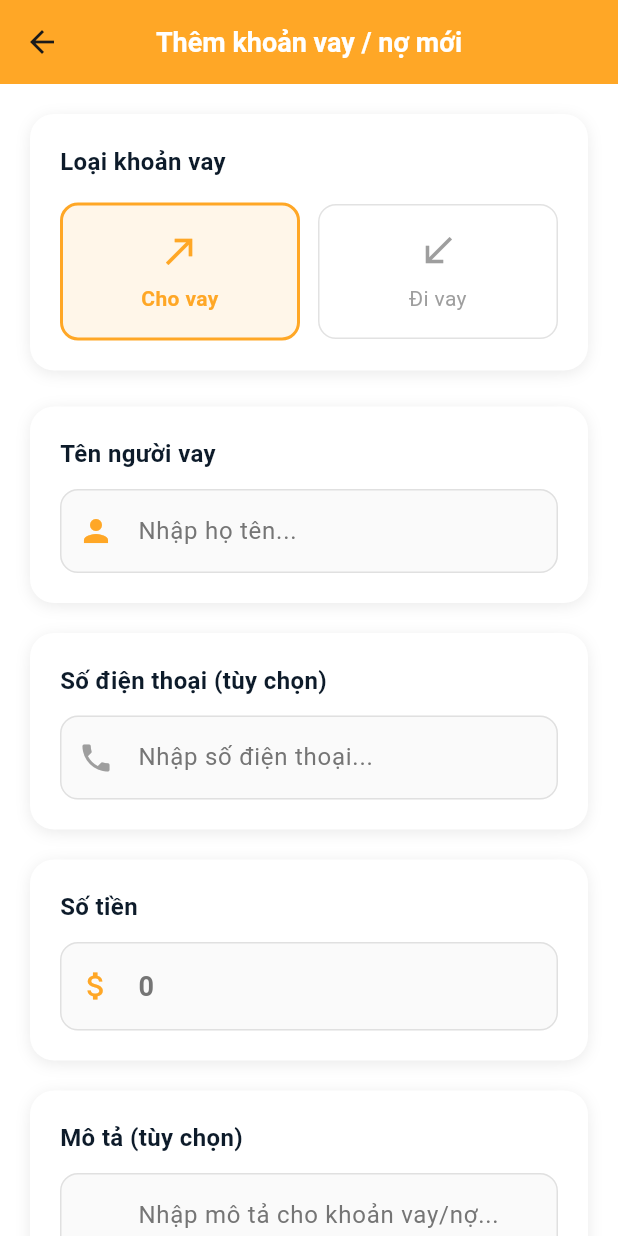
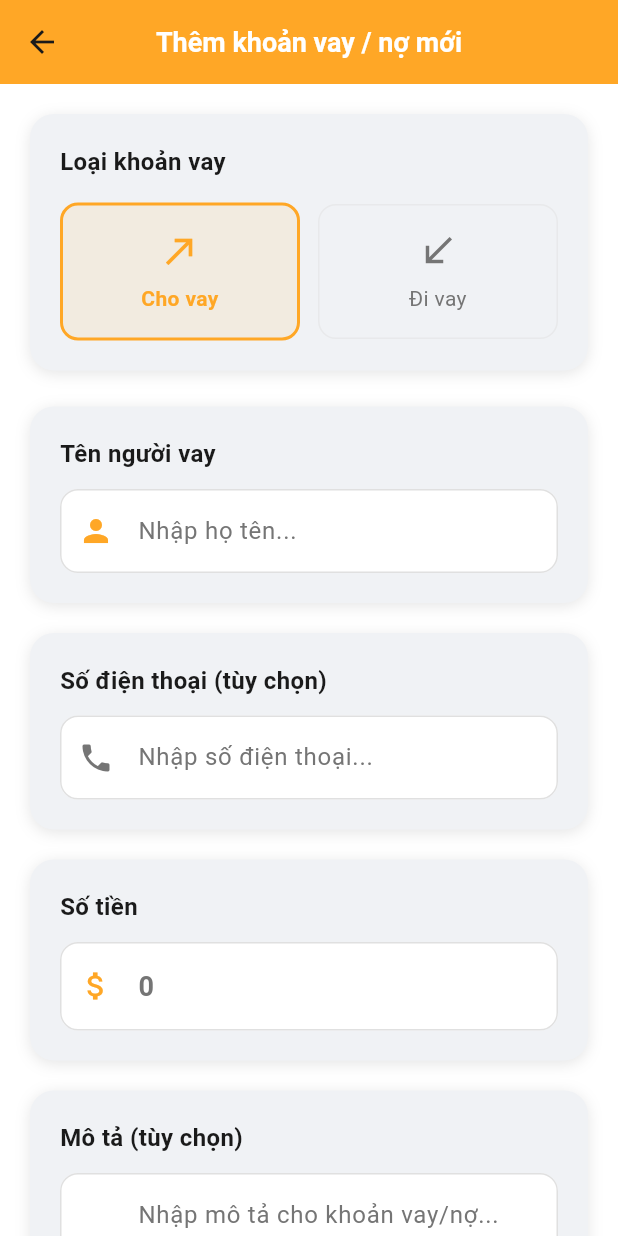
Before and after one commit to HaoAboutMe/DACN-FlutterApp-QLCT, a Flutter app: the AddLoanPage screen opened directly, on a phone screen of 412 x 824 dp. Run offline on Flutter 3.47's test engine with Material 3 defaults, Android fonts, the phone set to English and light mode, and no system bars; our stand-ins replace shared_preferences, sqflite; accounts and stored records are empty.

Commit message:
Add DarkMode to Add_Loan_Page.dart

```diff
--- a/lib/screens/add_loan/add_loan_page.dart
+++ b/lib/screens/add_loan/add_loan_page.dart
@@ -1,11 +1,9 @@
 import 'package:flutter/material.dart';
 import 'package:flutter/services.dart';
-import 'package:intl/intl.dart';
 import '../../database/database_helper.dart';
 import '../../models/loan.dart';
 import '../../models/transaction.dart' as transaction_model;
 import '../../utils/currency_formatter.dart';
-import '../home/home_colors.dart';
 
 class AddLoanPage extends StatefulWidget {
   final String? preselectedType;
@@ -271,8 +269,11 @@ class _AddLoanPageState extends State<AddLoanPage>
 
   @override
   Widget build(BuildContext context) {
+    final theme = Theme.of(context);
+    final colorScheme = theme.colorScheme;
+
     return Scaffold(
-      backgroundColor: HomeColors.background,
+      backgroundColor: colorScheme.surface,
       resizeToAvoidBottomInset: true, // Enable automatic screen resize for keyboard
       appBar: AppBar(
         title: const Text(
@@ -329,14 +330,17 @@ class _AddLoanPageState extends State<AddLoanPage>
   }
 
   Widget _buildTypeSelector() {
+    final theme = Theme.of(context);
+    final colorScheme = theme.colorScheme;
+
     return Container(
       padding: const EdgeInsets.all(20),
       decoration: BoxDecoration(
-        color: HomeColors.cardBackground,
+        color: colorScheme.surfaceContainerHighest,
         borderRadius: BorderRadius.circular(16),
         boxShadow: [
           BoxShadow(
-            color: HomeColors.cardShadow,
+            color: colorScheme.shadow.withValues(alpha: 0.1),
             blurRadius: 8,
             offset: const Offset(0, 2),
           ),
@@ -345,12 +349,12 @@ class _AddLoanPageState extends State<AddLoanPage>
       child: Column(
         crossAxisAlignment: CrossAxisAlignment.start,
         children: [
-          const Text(
+          Text(
             'Loại khoản vay',
             style: TextStyle(
               fontSize: 16,
               fontWeight: FontWeight.bold,
-              color: HomeColors.textPrimary,
+              color: colorScheme.onSurface,
             ),
           ),
           const SizedBox(height: 16),
@@ -367,6 +371,8 @@ class _AddLoanPageState extends State<AddLoanPage>
   }
 
   Widget _buildTypeButton(String type, String label, IconData icon) {
+    final theme = Theme.of(context);
+    final colorScheme = theme.colorScheme;
     final isSelected = _selectedType == type;
     final color = _getTypeColor(type);
 
@@ -379,7 +385,7 @@ class _AddLoanPageState extends State<AddLoanPage>
           color: isSelected ? color.withValues(alpha: 0.1) : Colors.transparent,
           borderRadius: BorderRadius.circular(12),
           border: Border.all(
-            color: isSelected ? color : Colors.grey.withValues(alpha: 0.3),
+            color: isSelected ? color : colorScheme.outline.withValues(alpha: 0.5),
             width: isSelected ? 2 : 1,
           ),
         ),
@@ -387,14 +393,14 @@ class _AddLoanPageState extends State<AddLoanPage>
           children: [
             Icon(
               icon,
-              color: isSelected ? color : Colors.grey,
+              color: isSelected ? color : colorScheme.onSurfaceVariant,
               size: 28,
             ),
             const SizedBox(height: 8),
             Text(
               label,
               style: TextStyle(
-                color: isSelected ? color : Colors.grey,
+                color: isSelected ? color : colorScheme.onSurfaceVariant,
                 fontWeight: isSelected ? FontWeight.bold : FontWeight.normal,
                 fontSize: 14,
               ),
@@ -407,14 +413,17 @@ class _AddLoanPageState extends State<AddLoanPage>
   }
 
   Widget _buildPersonNameField() {
+    final theme = Theme.of(context);
+    final colorScheme = theme.colorScheme;
+
     return Container(
       padding: const EdgeInsets.all(20),
       decoration: BoxDecoration(
-        color: HomeColors.cardBackground,
+        color: colorScheme.surfaceContainerHighest,
         borderRadius: BorderRadius.circular(16),
         boxShadow: [
           BoxShadow(
-            color: HomeColors.cardShadow,
+            color: colorScheme.shadow.withValues(alpha: 0.1),
             blurRadius: 8,
             offset: const Offset(0, 2),
           ),
@@ -425,10 +434,10 @@ class _AddLoanPageState extends State<AddLoanPage>
         children: [
           Text(
             _selectedType == 'lend' ? 'Tên người vay' : 'Tên người cho vay',
-            style: const TextStyle(
+            style: TextStyle(
               fontSize: 16,
               fontWeight: FontWeight.bold,
-              color: HomeColors.textPrimary,
+              color: colorScheme.onSurface,
             ),
           ),
           const SizedBox(height: 12),
@@ -436,21 +445,23 @@ class _AddLoanPageState extends State<AddLoanPage>
             controller: _personNameController,
             decoration: InputDecoration(
               hintText: 'Nhập họ tên...',
+              hintStyle: TextStyle(color: colorScheme.onSurfaceVariant),
               prefixIcon: Icon(
                 Icons.person,
                 color: _getTypeColor(_selectedType),
               ),
               border: OutlineInputBorder(
                 borderRadius: BorderRadius.circular(12),
-                borderSide: BorderSide(color: Colors.grey.withValues(alpha: 0.3)),
+                borderSide: BorderSide(color: colorScheme.outline.withValues(alpha: 0.5)),
               ),
               focusedBorder: OutlineInputBorder(
                 borderRadius: BorderRadius.circular(12),
                 borderSide: BorderSide(color: _getTypeColor(_selectedType), width: 2),
               ),
               filled: true,
-              fillColor: Colors.grey.withValues(alpha: 0.05),
+              fillColor: colorScheme.surface,
             ),
+            style: TextStyle(color: colorScheme.onSurface),
             validator: (value) {
               if (value == null || value.trim().isEmpty) {
                 return 'Vui lòng nhập tên người ${_selectedType == 'lend' ? 'vay' : 'cho vay'}';
@@ -464,14 +475,17 @@ class _AddLoanPageState extends State<AddLoanPage>
   }
 
   Widget _buildPersonPhoneField() {
+    final theme = Theme.of(context);
+    final colorScheme = theme.colorScheme;
+
     return Container(
       padding: const EdgeInsets.all(20),
       decoration: BoxDecoration(
-        color: HomeColors.cardBackground,
+        color: colorScheme.surfaceContainerHighest,
         borderRadius: BorderRadius.circular(16),
         boxShadow: [
           BoxShadow(
-            color: HomeColors.cardShadow,
+            color: colorScheme.shadow.withValues(alpha: 0.1),
             blurRadius: 8,
             offset: const Offset(0, 2),
           ),
@@ -480,12 +494,12 @@ class _AddLoanPageState extends State<AddLoanPage>
       child: Column(
         crossAxisAlignment: CrossAxisAlignment.start,
         children: [
-          const Text(
+          Text(
             'Số điện thoại (tùy chọn)',
             style: TextStyle(
               fontSize: 16,
               fontWeight: FontWeight.bold,
-              color: HomeColors.textPrimary,
+              color: colorScheme.onSurface,
             ),
           ),
           const SizedBox(height: 12),
@@ -494,18 +508,20 @@ class _AddLoanPageState extends State<AddLoanPage>
             keyboardType: TextInputType.phone,
             decoration: InputDecoration(
               hintText: 'Nhập số điện thoại...',
-              prefixIcon: const Icon(Icons.phone, color: Colors.grey),
+              hintStyle: TextStyle(color: colorScheme.onSurfaceVariant),
+              prefixIcon: Icon(Icons.phone, color: colorScheme.onSurfaceVariant),
               border: OutlineInputBorder(
                 borderRadius: BorderRadius.circular(12),
-                borderSide: BorderSide(color: Colors.grey.withValues(alpha: 0.3)),
+                borderSide: BorderSide(color: colorScheme.outline.withValues(alpha: 0.5)),
               ),
               focusedBorder: OutlineInputBorder(
                 borderRadius: BorderRadius.circular(12),
-                borderSide: const BorderSide(color: HomeColors.primary, width: 2),
+                borderSide: BorderSide(color: colorScheme.primary, width: 2),
               ),
               filled: true,
-              fillColor: Colors.grey.withValues(alpha: 0.05),
+              fillColor: colorScheme.surface,
             ),
+            style: TextStyle(color: colorScheme.onSurface),
           ),
         ],
       ),
@@ -513,14 +529,17 @@ class _AddLoanPageState extends State<AddLoanPage>
   }
 
   Widget _buildAmountField() {
+    final theme = Theme.of(context);
+    final colorScheme = theme.colorScheme;
+
     return Container(
       padding: const EdgeInsets.all(20),
       decoration: BoxDecoration(
-        color: HomeColors.cardBackground,
+        color: colorScheme.surfaceContainerHighest,
         borderRadius: BorderRadius.circular(16),
         boxShadow: [
           BoxShadow(
-            color: HomeColors.cardShadow,
+            color: colorScheme.shadow.withValues(alpha: 0.1),
             blurRadius: 8,
             offset: const Offset(0, 2),
           ),
@@ -529,12 +548,12 @@ class _AddLoanPageState extends State<AddLoanPage>
       child: Column(
         crossAxisAlignment: CrossAxisAlignment.start,
         children: [
-          const Text(
+          Text(
             'Số tiền',
             style: TextStyle(
               fontSize: 16,
               fontWeight: FontWeight.bold,
-              color: HomeColors.textPrimary,
+              color: colorScheme.onSurface,
             ),
           ),
           const SizedBox(height: 12),
@@ -547,21 +566,23 @@ class _AddLoanPageState extends State<AddLoanPage>
             ],
             decoration: InputDecoration(
               hintText: '0',
+              hintStyle: TextStyle(color: colorScheme.onSurfaceVariant),
               suffixText: 'đ',
+              suffixStyle: TextStyle(color: colorScheme.onSurfaceVariant),
               prefixIcon: Icon(
                 Icons.attach_money,
                 color: _getTypeColor(_selectedType),
               ),
               border: OutlineInputBorder(
                 borderRadius: BorderRadius.circular(12),
-                borderSide: BorderSide(color: Colors.grey.withValues(alpha: 0.3)),
+                borderSide: BorderSide(color: colorScheme.outline.withValues(alpha: 0.5)),
               ),
               focusedBorder: OutlineInputBorder(
                 borderRadius: BorderRadius.circular(12),
                 borderSide: BorderSide(color: _getTypeColor(_selectedType), width: 2),
               ),
               filled: true,
-              fillColor: Colors.grey.withValues(alpha: 0.05),
+              fillColor: colorScheme.surface,
             ),
             style: TextStyle(
               fontSize: 18,
@@ -586,14 +607,17 @@ class _AddLoanPageState extends State<AddLoanPage>
   }
 
   Widget _buildDateSelectors() {
+    final theme = Theme.of(context);
+    final colorScheme = theme.colorScheme;
+
     return Container(
       padding: const EdgeInsets.all(20),
       decoration: BoxDecoration(
-        color: HomeColors.cardBackground,
+        color: colorScheme.surfaceContainerHighest,
         borderRadius: BorderRadius.circular(16),
         boxShadow: [
           BoxShadow(
-            color: HomeColors.cardShadow,
+            color: colorScheme.shadow.withValues(alpha: 0.1),
             blurRadius: 8,
             offset: const Offset(0, 2),
           ),
@@ -602,12 +626,12 @@ class _AddLoanPageState extends State<AddLoanPage>
       child: Column(
         crossAxisAlignment: CrossAxisAlignment.start,
         children: [
-          const Text(
+          Text(
             'Thông tin thời gian',
             style: TextStyle(
               fontSize: 16,
               fontWeight: FontWeight.bold,
-              color: HomeColors.textPrimary,
+              color: colorScheme.onSurface,
             ),
           ),
           const SizedBox(height: 16),
@@ -617,35 +641,35 @@ class _AddLoanPageState extends State<AddLoanPage>
             child: Container(
               padding: const EdgeInsets.symmetric(vertical: 16, horizontal: 12),
               decoration: BoxDecoration(
-                border: Border.all(color: Colors.grey.withValues(alpha: 0.3)),
+                border: Border.all(color: colorScheme.outline.withValues(alpha: 0.5)),
                 borderRadius: BorderRadius.circular(12),
-                color: Colors.grey.withValues(alpha: 0.05),
+                color: colorScheme.surface,
               ),
               child: Row(
                 children: [
-                  const Icon(Icons.calendar_today, color: Colors.grey),
+                  Icon(Icons.calendar_today, color: colorScheme.onSurfaceVariant),
                   const SizedBox(width: 12),
                   Column(
                     crossAxisAlignment: CrossAxisAlignment.start,
                     children: [
-                      const Text(
+                      Text(
                         'Ngày vay',
                         style: TextStyle(
                           fontSize: 12,
-                          color: Colors.grey,
+                          color: colorScheme.onSurfaceVariant,
                         ),
                       ),
                       Text(
                         '${_loanDate.day}/${_loanDate.month}/${_loanDate.year}',
-                        style: const TextStyle(
+                        style: TextStyle(
                           fontSize: 16,
-                          color: HomeColors.textPrimary,
+                          color: colorScheme.onSurface,
                         ),
                       ),
                     ],
                   ),
                   const Spacer(),
-                  const Icon(Icons.arrow_drop_down, color: Colors.grey),
+                  Icon(Icons.arrow_drop_down, color: colorScheme.onSurfaceVariant),
                 ],
               ),
             ),
@@ -657,22 +681,22 @@ class _AddLoanPageState extends State<AddLoanPage>
             child: Container(
               padding: const EdgeInsets.symmetric(vertical: 16, horizontal: 12),
               decoration: BoxDecoration(
-                border: Border.all(color: Colors.grey.withValues(alpha: 0.3)),
+                border: Border.all(color: colorScheme.outline.withValues(alpha: 0.5)),
                 borderRadius: BorderRadius.circular(12),
-                color: Colors.grey.withValues(alpha: 0.05),
+                color: colorScheme.surface,
               ),
               child: Row(
                 children: [
-                  const Icon(Icons.event, color: Colors.grey),
+                  Icon(Icons.event, color: colorScheme.onSurfaceVariant),
                   const SizedBox(width: 12),
                   Column(
                     crossAxisAlignment: CrossAxisAlignment.start,
                     children: [
-                      const Text(
+                      Text(
                         'Hạn trả (tùy chọn)',
                         style: TextStyle(
                           fontSize: 12,
-                          color: Colors.grey,
+                          color: colorScheme.onSurfaceVariant,
                         ),
                       ),
                       Text(
@@ -681,7 +705,7 @@ class _AddLoanPageState extends State<AddLoanPage>
                             : 'Chưa đặt hạn trả',
                         style: TextStyle(
                           fontSize: 16,
-                          color: _dueDate != null ? HomeColors.textPrimary : Colors.grey,
+                          color: _dueDate != null ? colorScheme.onSurface : colorScheme.onSurfaceVariant,
                         ),
                       ),
                     ],
@@ -690,10 +714,10 @@ class _AddLoanPageState extends State<AddLoanPage>
                   if (_dueDate != null)
                     GestureDetector(
                       onTap: () => setState(() => _dueDate = null),
-                      child: const Icon(Icons.clear, color: Colors.grey, size: 20),
+                      child: Icon(Icons.clear, color: colorScheme.onSurfaceVariant, size: 20),
                     ),
                   const SizedBox(width: 8),
-                  const Icon(Icons.arrow_drop_down, color: Colors.grey),
+                  Icon(Icons.arrow_drop_down, color: colorScheme.onSurfaceVariant),
                 ],
               ),
             ),
@@ -704,14 +728,17 @@ class _AddLoanPageState extends State<AddLoanPage>
   }
 
   Widget _buildDescriptionField() {
+    final theme = Theme.of(context);
+    final colorScheme = theme.colorScheme;
+
     return Container(
       padding: const EdgeInsets.all(20),
       decoration: BoxDecoration(
-        color: HomeColors.cardBackground,
+        color: colorScheme.surfaceContainerHighest,
         borderRadius: BorderRadius.circular(16),
         boxShadow: [
           BoxShadow(
-            color: HomeColors.cardShadow,
+            color: colorScheme.shadow.withValues(alpha: 0.1),
             blurRadius: 8,
             offset: const Offset(0, 2),
           ),
@@ -720,12 +747,12 @@ class _AddLoanPageState extends State<AddLoanPage>
       child: Column(
         crossAxisAlignment: CrossAxisAlignment.start,
         children: [
-          const Text(
+          Text(
             'Mô tả (tùy chọn)',
             style: TextStyle(
               fontSize: 16,
               fontWeight: FontWeight.bold,
-              color: HomeColors.textPrimary,
+              color: colorScheme.onSurface,
             ),
           ),
           const SizedBox(height: 12),
@@ -734,18 +761,20 @@ class _AddLoanPageState extends State<AddLoanPage>
             maxLines: 3,
             decoration: InputDecoration(
               hintText: 'Nhập mô tả cho khoản vay/nợ...',
-              prefixIcon: const Icon(Icons.description, color: Colors.grey),
+              hintStyle: TextStyle(color: colorScheme.onSurfaceVariant),
+              prefixIcon: Icon(Icons.description, color: colorScheme.onSurfaceVariant),
               border: OutlineInputBorder(
                 borderRadius: BorderRadius.circular(12),
-                borderSide: BorderSide(color: Colors.grey.withValues(alpha: 0.3)),
+                borderSide: BorderSide(color: colorScheme.outline.withValues(alpha: 0.5)),
               ),
               focusedBorder: OutlineInputBorder(
                 borderRadius: BorderRadius.circular(12),
-                borderSide: const BorderSide(color: HomeColors.primary, width: 2),
+                borderSide: BorderSide(color: colorScheme.primary, width: 2),
               ),
               filled: true,
-              fillColor: Colors.grey.withValues(alpha: 0.05),
+              fillColor: colorScheme.surface,
             ),
+            style: TextStyle(color: colorScheme.onSurface),
           ),
         ],
       ),
@@ -753,14 +782,17 @@ class _AddLoanPageState extends State<AddLoanPage>
   }
 
   Widget _buildOldDebtToggle() {
+    final theme = Theme.of(context);
+    final colorScheme = theme.colorScheme;
+
     return Container(
       padding: const EdgeInsets.all(20),
       decoration: BoxDecoration(
-        color: HomeColors.cardBackground,
+        color: colorScheme.surfaceContainerHighest,
         borderRadius: BorderRadius.circular(16),
         boxShadow: [
           BoxShadow(
-            color: HomeColors.cardShadow,
+            color: colorScheme.shadow.withValues(alpha: 0.1),
             blurRadius: 8,
             offset: const Offset(0, 2),
           ),
@@ -769,21 +801,22 @@ class _AddLoanPageState extends State<AddLoanPage>
       child: Column(
         crossAxisAlignment: CrossAxisAlignment.start,
         children: [
-          const Text(
+          Text(
             'Loại khoản vay',
             style: TextStyle(
               fontSize: 16,
               fontWeight: FontWeight.bold,
-              color: HomeColors.textPrimary,
+              color: colorScheme.onSurface,
             ),
           ),
           const SizedBox(height: 12),
           SwitchListTile(
             title: Text(
               _isOldDebt ? 'Khoản vay cũ (trước khi dùng app)' : 'Khoản vay mới',
-              style: const TextStyle(
+              style: TextStyle(
                 fontSize: 14,
                 fontWeight: FontWeight.w500,
+                color: colorScheme.onSurface,
               ),
             ),
             subtitle: Text(
@@ -792,7 +825,7 @@ class _AddLoanPageState extends State<AddLoanPage>
                   : 'Tạo giao dịch mới và cập nhật số dư',
               style: TextStyle(
                 fontSize: 12,
-                color: Colors.grey[600],
+                color: colorScheme.onSurfaceVariant,
               ),
             ),
             value: _isOldDebt,
@@ -809,14 +842,17 @@ class _AddLoanPageState extends State<AddLoanPage>
   }
 
   Widget _buildReminderSettings() {
+    final theme = Theme.of(context);
+    final colorScheme = theme.colorScheme;
+
     return Container(
       padding: const EdgeInsets.all(20),
       decoration: BoxDecoration(
-        color: HomeColors.cardBackground,
+        color: colorScheme.surfaceContainerHighest,
         borderRadius: BorderRadius.circular(16),
         boxShadow: [
           BoxShadow(
-            color: HomeColors.cardShadow,
+            color: colorScheme.shadow.withValues(alpha: 0.1),
             blurRadius: 8,
             offset: const Offset(0, 2),
           ),
@@ -825,12 +861,12 @@ class _AddLoanPageState extends State<AddLoanPage>
       child: Column(
         crossAxisAlignment: CrossAxisAlignment.start,
         children: [
-          const Text(
+          Text(
             'Cài đặt nhắc nhở',
             style: TextStyle(
               fontSize: 16,
               fontWeight: FontWeight.bold,
-              color: HomeColors.textPrimary,
+              color: colorScheme.onSurface,
             ),
           ),
           const SizedBox(height: 12),
@@ -849,11 +885,11 @@ class _AddLoanPageState extends State<AddLoanPage>
           ),
           if (_reminderEnabled) ...[
             const SizedBox(height: 12),
-            const Text(
+            Text(
               'Nhắc trước (ngày):',
               style: TextStyle(
                 fontSize: 14,
-                color: HomeColors.textPrimary,
+                color: colorScheme.onSurface,
               ),
             ),
             const SizedBox(height: 8),
@@ -875,7 +911,7 @@ class _AddLoanPageState extends State<AddLoanPage>
                           border: Border.all(
                             color: isSelected
                                 ? _getTypeColor(_selectedType)
-                                : Colors.grey.withValues(alpha: 0.3),
+                                : colorScheme.outline.withValues(alpha: 0.5),
                           ),
                         ),
                         child: Text(
@@ -884,7 +920,7 @@ class _AddLoanPageState extends State<AddLoanPage>
                           style: TextStyle(
                             color: isSelected
                                 ? _getTypeColor(_selectedType)
-                                : Colors.grey,
+                                : colorScheme.onSurfaceVariant,
                             fontWeight: isSelected ? FontWeight.bold : FontWeight.normal,
                           ),
                         ),
```
